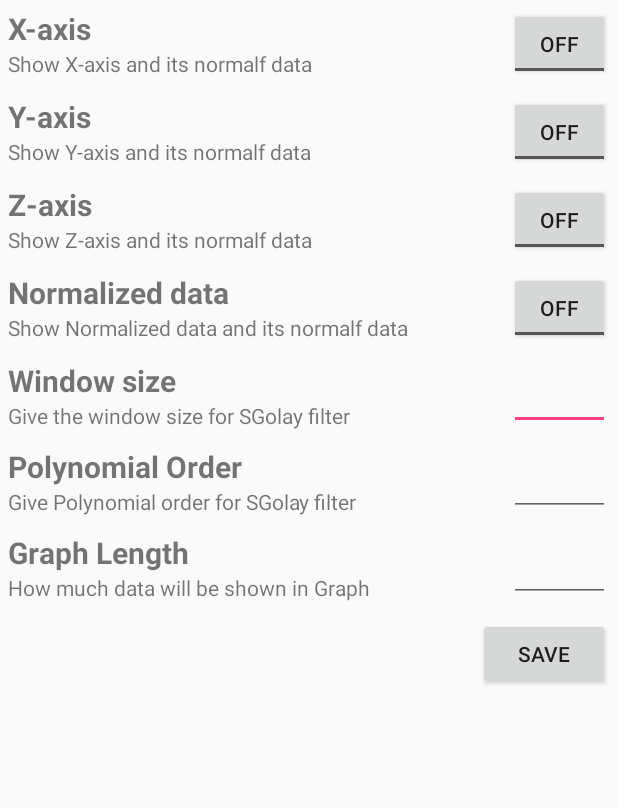
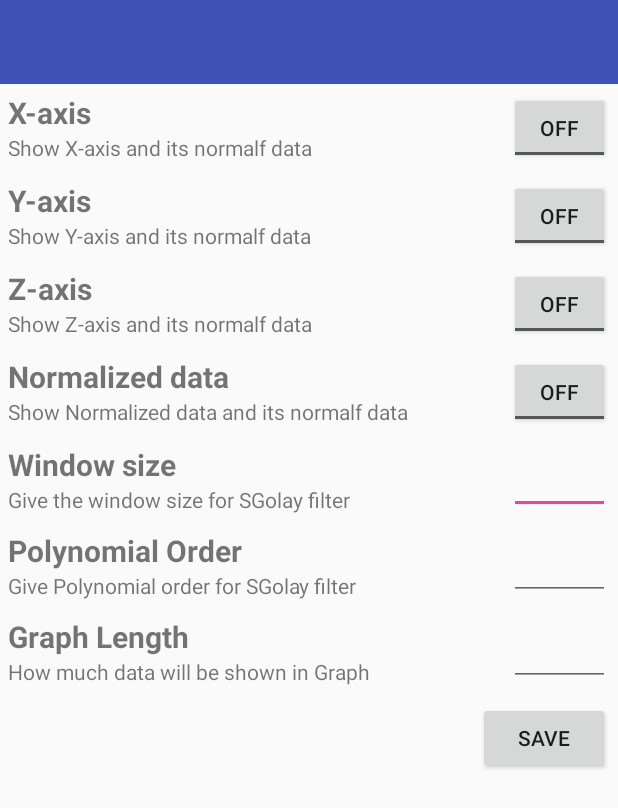
Before and after one commit to rahul3197/activity_recognition_api_implementation, an Android app: the layout activity_setting.xml on its own in the app's theme, with its tools: preview values and no code run, on a phone screen of 412 x 824 dp. Shown: the top 808 px of the screen. Run offline under Robolectric (Android 15) with nearby library versions, the phone set to English and light mode, and no system bars.

Commit message:
Added Toolbar navigation and modified the data saver function

```diff
--- a/app/src/main/res/layout/activity_main.xml
+++ b/app/src/main/res/layout/activity_main.xml
@@ -6,7 +6,7 @@
     android:layout_height="match_parent"
     tools:context="com.suryajeet945.accelerometerdatasaver.MainActivity"
     android:orientation="vertical">
-
+    <include layout="@layout/my_toolbar"/>
 
     <ScrollView
         android:layout_width="match_parent"
--- a/app/src/main/res/layout/activity_setting.xml
+++ b/app/src/main/res/layout/activity_setting.xml
@@ -6,6 +6,8 @@
     android:layout_height="match_parent"
     tools:context="com.suryajeet945.accelerometerdatasaver.SettingActivity"
     android:orientation="vertical">
+
+    <include layout="@layout/my_toolbar"/>
 
     <LinearLayout
         android:layout_width="match_parent"
--- /dev/null
+++ b/app/src/main/res/layout/my_toolbar.xml
@@ -0,0 +1,9 @@
+<?xml version="1.0" encoding="utf-8"?>
+<android.support.v7.widget.Toolbar xmlns:android="http://schemas.android.com/apk/res/android"
+    android:layout_width="match_parent"
+    android:layout_height="wrap_content"
+    android:id="@+id/myToolBar"
+    android:background="@color/colorPrimary"
+    android:theme="@style/MyToolBarStyle">
+
+</android.support.v7.widget.Toolbar>
--- a/app/src/main/res/values/styles.xml
+++ b/app/src/main/res/values/styles.xml
@@ -1,11 +1,14 @@
 <resources>
 
     <!-- Base application theme. -->
-    <style name="AppTheme" parent="Theme.AppCompat.Light.DarkActionBar">
+    <style name="AppTheme" parent="Theme.AppCompat.Light.NoActionBar">
         <!-- Customize your theme here. -->
         <item name="colorPrimary">@color/colorPrimary</item>
         <item name="colorPrimaryDark">@color/colorPrimaryDark</item>
         <item name="colorAccent">@color/colorAccent</item>
     </style>
+    <style name="MyToolBarStyle" parent="ThemeOverlay.AppCompat.Dark">
+        <item name="android:textColorPrimary" >@color/colorAccent</item>
+    </style>
 
 </resources>
```
Also changed, not shown: app/src/main/AndroidManifest.xml (+3 -4 lines), app/src/main/java/com/suryajeet945/accelerometerdatasaver/MainActivity.java (+16 -5 lines), app/src/main/java/com/suryajeet945/accelerometerdatasaver/SettingActivity.java (+7 -0 lines), app/src/main/res/layout/activity_real_time_graph.xml (+11 -1 lines), app/src/main/res/menu/main.xml (+11 -5 lines), app/src/main/res/drawable/setting_icon.png (added).
